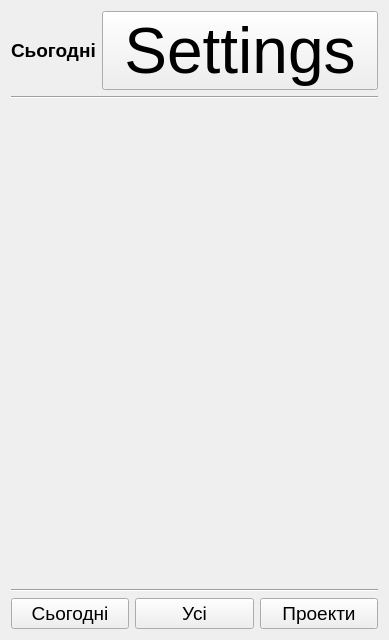
The window that base.ui (LesterEvSe/Task-Manager) describes before a commit, drawn with Qt 5.
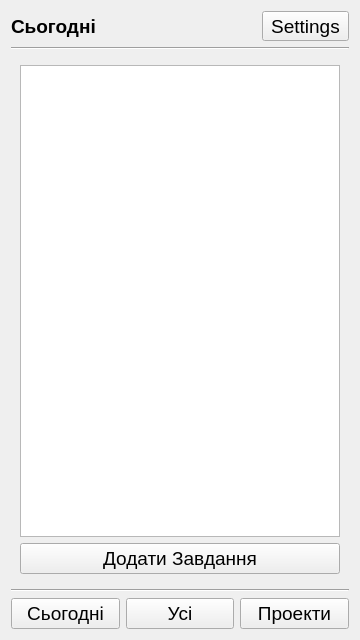
The same window after the commit.

Commit message: Add items to m_today list widget

Patch:
```diff
--- a/base.ui
+++ b/base.ui
@@ -10,10 +10,15 @@
     <height>640</height>
    </rect>
   </property>
+  <property name="font">
+   <font>
+    <pointsize>14</pointsize>
+   </font>
+  </property>
   <property name="windowTitle">
    <string>Base</string>
   </property>
-  <layout class="QVBoxLayout" name="verticalLayout">
+  <layout class="QVBoxLayout" name="verticalLayout_2">
    <item>
     <layout class="QHBoxLayout" name="horizontalLayout_2">
      <item>
@@ -34,7 +39,7 @@
       <widget class="QToolButton" name="settingsButton">
        <property name="font">
         <font>
-         <pointsize>48</pointsize>
+         <pointsize>14</pointsize>
         </font>
        </property>
        <property name="text">
@@ -53,10 +58,30 @@
    </item>
    <item>
     <widget class="QStackedWidget" name="stackedWidget">
-     <widget class="QWidget" name="todayWidget"/>
+     <widget class="QWidget" name="todayWidget">
+      <layout class="QVBoxLayout" name="verticalLayout_3">
+       <item>
+        <widget class="QListWidget" name="todayListWidget">
+         <property name="sizePolicy">
+          <sizepolicy hsizetype="Expanding" vsizetype="Expanding">
+           <horstretch>1</horstretch>
+           <verstretch>0</verstretch>
+          </sizepolicy>
+         </property>
+        </widget>
+       </item>
+       <item>
+        <widget class="QPushButton" name="pushButton">
+         <property name="text">
+          <string>Додати Завдання</string>
+         </property>
+        </widget>
+       </item>
+      </layout>
+     </widget>
      <widget class="QWidget" name="projectsWidget"/>
-     <widget class="QWidget" name="page">
-      <layout class="QHBoxLayout" name="horizontalLayout_3"/>
+     <widget class="QWidget" name="allTasksWidget">
+      <layout class="QVBoxLayout" name="verticalLayout"/>
      </widget>
     </widget>
    </item>
```
The commit also changes 5 other files.
